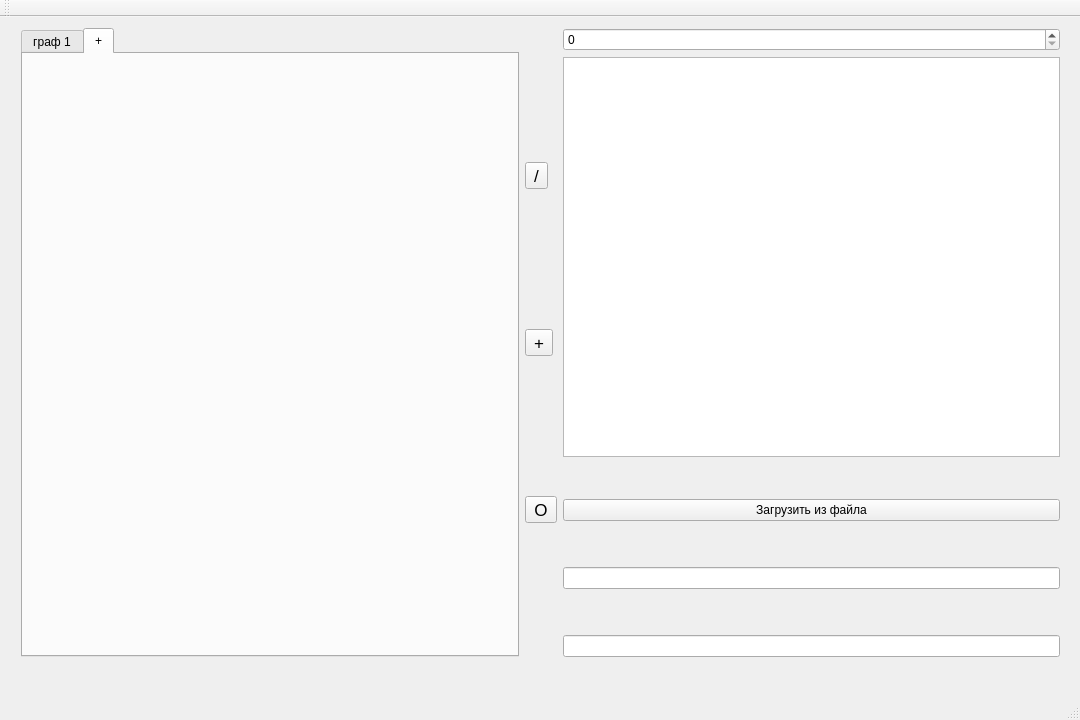
This is mainwindow.ui in tagolder/graph_tagolder as Qt 5 draws it before an edit. The edited form follows.
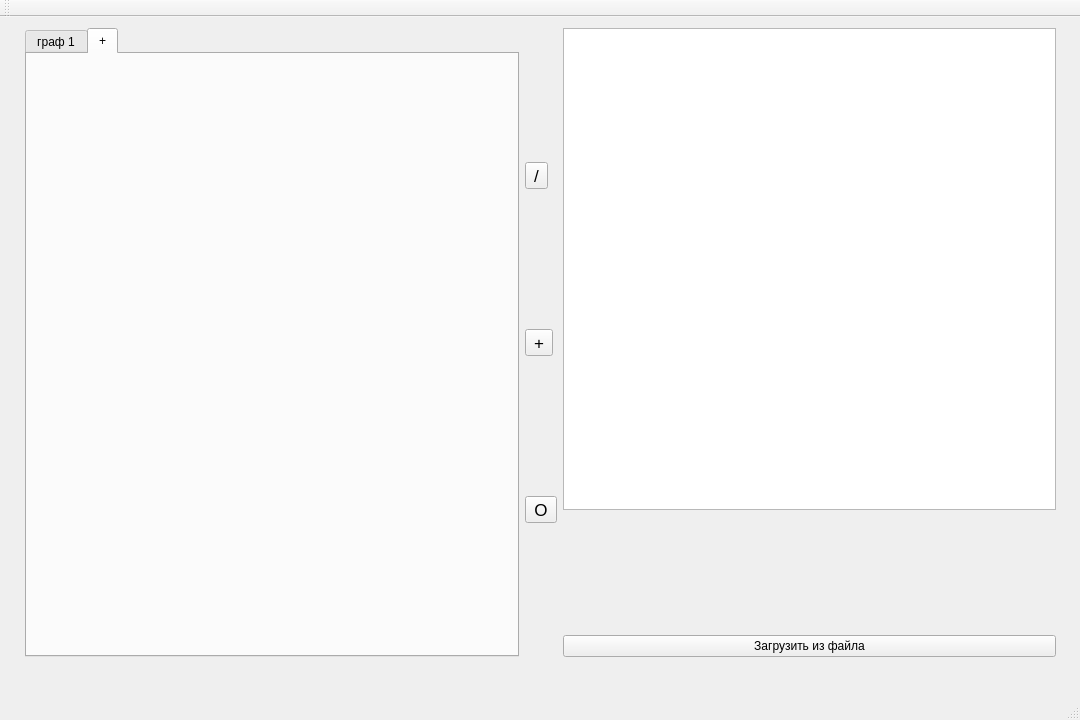
This is the edited form. Custom widgets are drawn as their Qt base class.

Diff of the .ui file:
```diff
--- a/mainwindow.ui
+++ b/mainwindow.ui
@@ -24,6 +24,15 @@
      </rect>
     </property>
     <layout class="QHBoxLayout" name="horizontalLayout_2">
+     <property name="sizeConstraint">
+      <enum>QLayout::SetDefaultConstraint</enum>
+     </property>
+     <property name="leftMargin">
+      <number>15</number>
+     </property>
+     <property name="rightMargin">
+      <number>15</number>
+     </property>
      <item>
       <widget class="QTabWidget" name="tabWidget">
        <property name="currentIndex">
@@ -83,21 +92,35 @@
      </item>
      <item>
       <layout class="QVBoxLayout" name="verticalLayout_2">
+       <property name="sizeConstraint">
+        <enum>QLayout::SetDefaultConstraint</enum>
+       </property>
+       <property name="rightMargin">
+        <number>0</number>
+       </property>
        <item>
-        <widget class="QSpinBox" name="spin">
-         <property name="maximum">
-          <number>15</number>
-         </property>
-        </widget>
-       </item>
-       <item>
-        <widget class="QTableView" name="table">
-         <property name="minimumSize">
+        <widget class="QTableWidget" name="table">
+         <property name="maximumSize">
           <size>
-           <width>0</width>
-           <height>400</height>
+           <width>700</width>
+           <height>700</height>
           </size>
          </property>
+         <property name="showGrid">
+          <bool>true</bool>
+         </property>
+         <property name="gridStyle">
+          <enum>Qt::SolidLine</enum>
+         </property>
+         <attribute name="horizontalHeaderDefaultSectionSize">
+          <number>30</number>
+         </attribute>
+         <attribute name="horizontalHeaderMinimumSectionSize">
+          <number>30</number>
+         </attribute>
+         <attribute name="verticalHeaderMinimumSectionSize">
+          <number>30</number>
+         </attribute>
         </widget>
        </item>
        <item>
@@ -105,10 +128,13 @@
          <property name="orientation">
           <enum>Qt::Vertical</enum>
          </property>
+         <property name="sizeType">
+          <enum>QSizePolicy::Fixed</enum>
+         </property>
          <property name="sizeHint" stdset="0">
           <size>
            <width>20</width>
-           <height>30</height>
+           <height>119</height>
           </size>
          </property>
         </spacer>
@@ -124,38 +150,6 @@
          </property>
         </widget>
        </item>
-       <item>
-        <spacer name="verticalSpacer_2">
-         <property name="orientation">
-          <enum>Qt::Vertical</enum>
-         </property>
-         <property name="sizeHint" stdset="0">
-          <size>
-           <width>20</width>
-           <height>40</height>
-          </size>
-         </property>
-        </spacer>
-       </item>
-       <item>
-        <widget class="QLineEdit" name="lineEdit_2"/>
-       </item>
-       <item>
-        <spacer name="verticalSpacer_3">
-         <property name="orientation">
-          <enum>Qt::Vertical</enum>
-         </property>
-         <property name="sizeHint" stdset="0">
-          <size>
-           <width>20</width>
-           <height>40</height>
-          </size>
-         </property>
-        </spacer>
-       </item>
-       <item>
-        <widget class="QLineEdit" name="lineEdit"/>
-       </item>
       </layout>
      </item>
     </layout>
```
Left out of the diff: 3 changed lines with no effect on the pictures.
